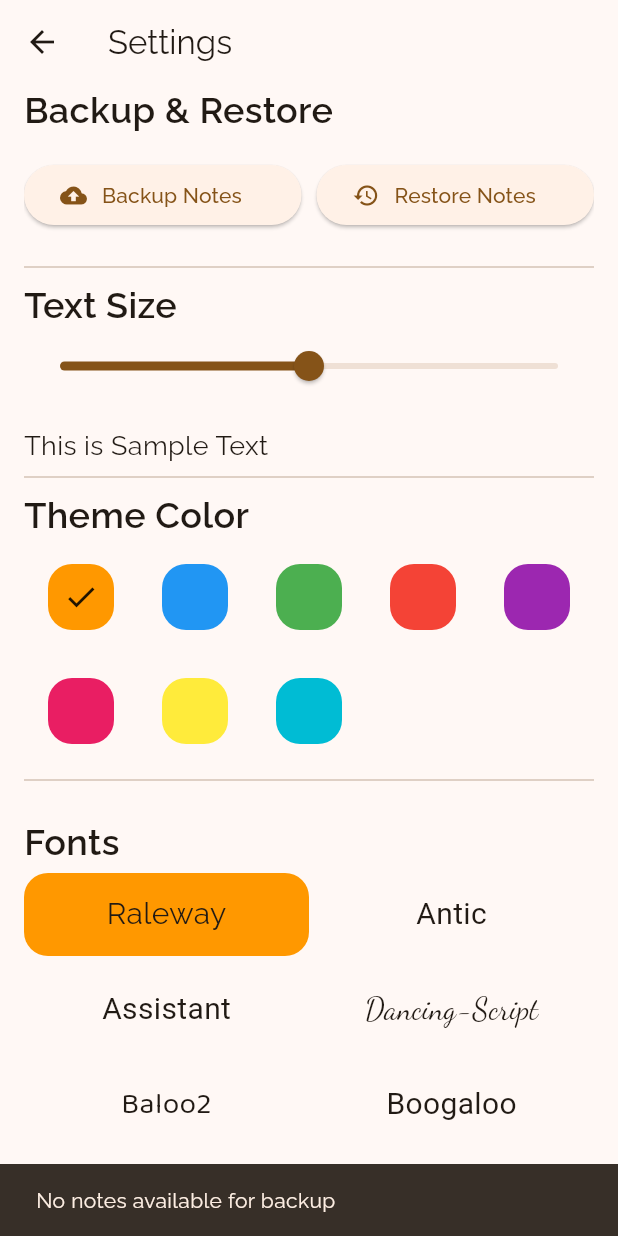
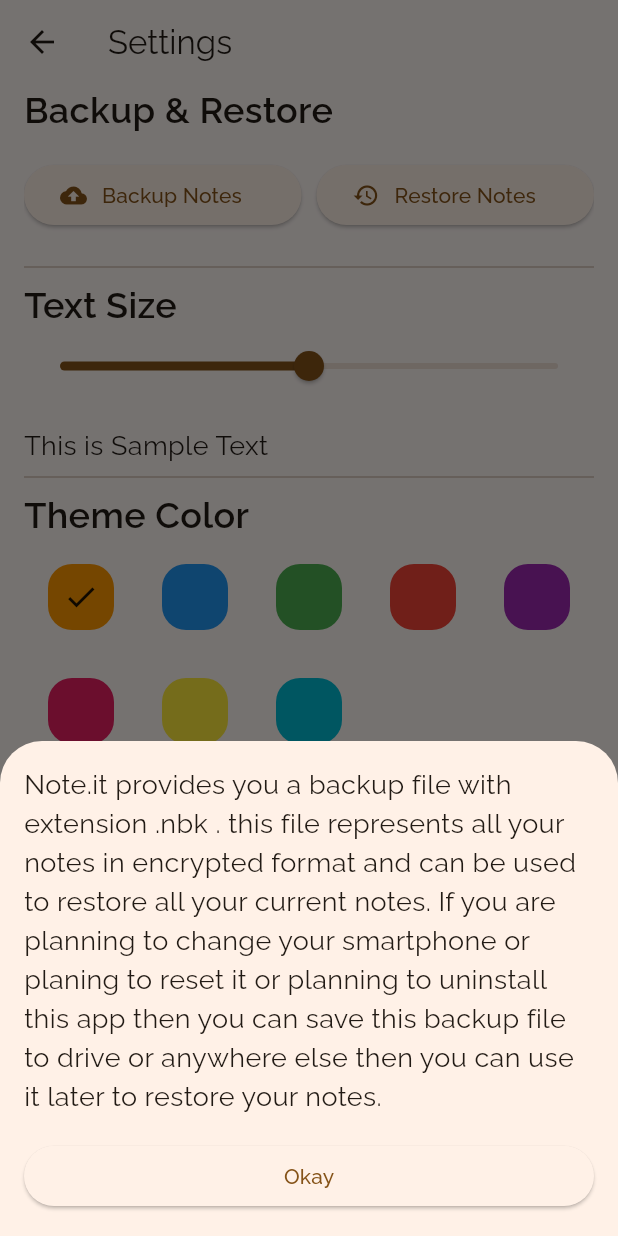
Before and after one commit to chandresh204/Note.It, a Flutter app: the _SettingsPage screen opened directly with empty values, after a tap on "Backup Notes", on a phone screen of 412 x 824 dp. Run offline on Flutter 3.47's test engine with Material 3 defaults, Android fonts, the phone set to English and light mode, and no system bars; our stand-ins replace drift, equatable, file_picker, flutter_bloc, get_it, package_info_plus and 2 more; missing offline and left inert: encrypt, interactive_text; accounts and stored records are empty; generated files the repository leaves out were written again; Roboto replaces fonts that are missing (Antic, Assistant, Boogaloo).

Commit message:
information bottom sheet added for backup and restore

```diff
--- /dev/null
+++ b/lib/ui/dialog/bottom_sheet_information.dart
@@ -0,0 +1,34 @@
+import 'package:flutter/material.dart';
+import 'package:note_it/ui/theme/text_styles.dart';
+
+class BottomSheetInformation extends StatelessWidget {
+  final String information;
+  final Function() onDismissed;
+  const BottomSheetInformation({super.key, required this.information, required this.onDismissed});
+
+  @override
+  Widget build(BuildContext context) {
+    return SafeArea(
+        child: Padding(
+          padding: EdgeInsets.all(16),
+          child: Column(
+            mainAxisSize: MainAxisSize.min,
+            children: [
+              Text(information, style: AppTextStyles.body),
+              SizedBox(height: 16),
+              Row(
+                children: [
+                  Expanded(child: ElevatedButton(
+                      onPressed: () {
+                        Navigator.pop(context);
+                        onDismissed();
+                      }, child: Text('Okay'))
+                  ),
+                ],
+              )
+            ],
+          ),
+        )
+    );
+  }
+}
--- a/lib/ui/settings/settings_screen.dart
+++ b/lib/ui/settings/settings_screen.dart
@@ -3,6 +3,7 @@ import 'dart:io';
 import 'package:flutter/material.dart';
 import 'package:flutter_bloc/flutter_bloc.dart';
 import 'package:note_it/ui/component/text_icon_button.dart';
+import 'package:note_it/ui/dialog/bottom_sheet_information.dart';
 import 'package:note_it/ui/theme/app_colors.dart';
 import 'package:note_it/ui/theme/font_family.dart';
 import 'package:note_it/util/runtime_constants.dart';
@@ -110,7 +111,14 @@ class _SettingsPage extends StatelessWidget {
                   onPressed: () {
                     //            prepareNotesInJson();
                     // adding dialog to show information about backup
-                    context.read<SettingsBloc>().add(BackupNotesEvent());
+                    showModalBottomSheet(context: context,
+                        builder: (ctx) => BottomSheetInformation(
+                            information:  'Note.it provides you a backup file with extension .nbk . this file represents all your notes '
+                                'in encrypted format and can be used to restore all your current notes. If you are planning to '
+                                'change your smartphone or planing to reset it or planning to uninstall this app then you can '
+                                'save this backup file to drive or anywhere else then you can use it later to restore your notes.',
+                          onDismissed: () => context.read<SettingsBloc>().add(BackupNotesEvent()),
+                        ));
                   },
                   child: Row(
                     children: [
@@ -125,7 +133,13 @@ class _SettingsPage extends StatelessWidget {
               Expanded(
                 child: ElevatedButton(
                   onPressed: () {
-                    context.read<SettingsBloc>().add(RestoreNotesEvent());
+                    showModalBottomSheet(context: context, builder: (ctx) => BottomSheetInformation(
+                        information: 'You can select a backup file to restore your notes. If you have used Note.it in the past '
+                            'and generated that backup file using the backup notes button, then you can select that file from '
+                            'your google drive or from anywhere else. Click select button to select that file (with .nbk) extension '
+                            'to restore your notes',
+                        onDismissed: () => context.read<SettingsBloc>().add(RestoreNotesEvent())));
+
                   },
                   child: Row(
                     children: [
```
